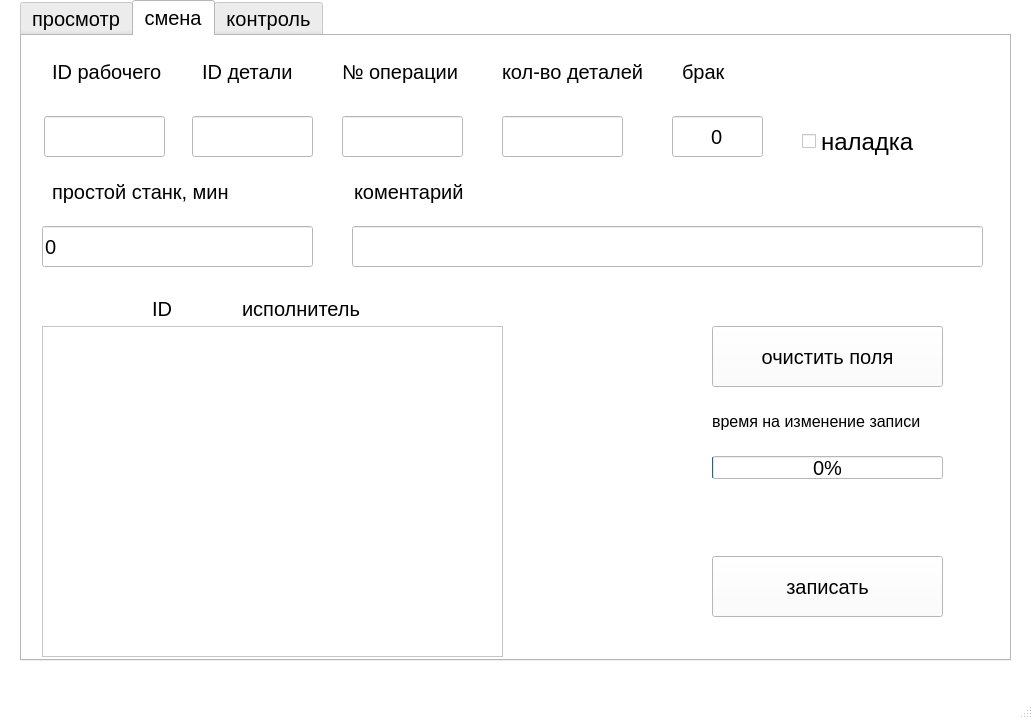
First picture: the form in цех2.ui, repository paldess/chep-v1, before the edit.
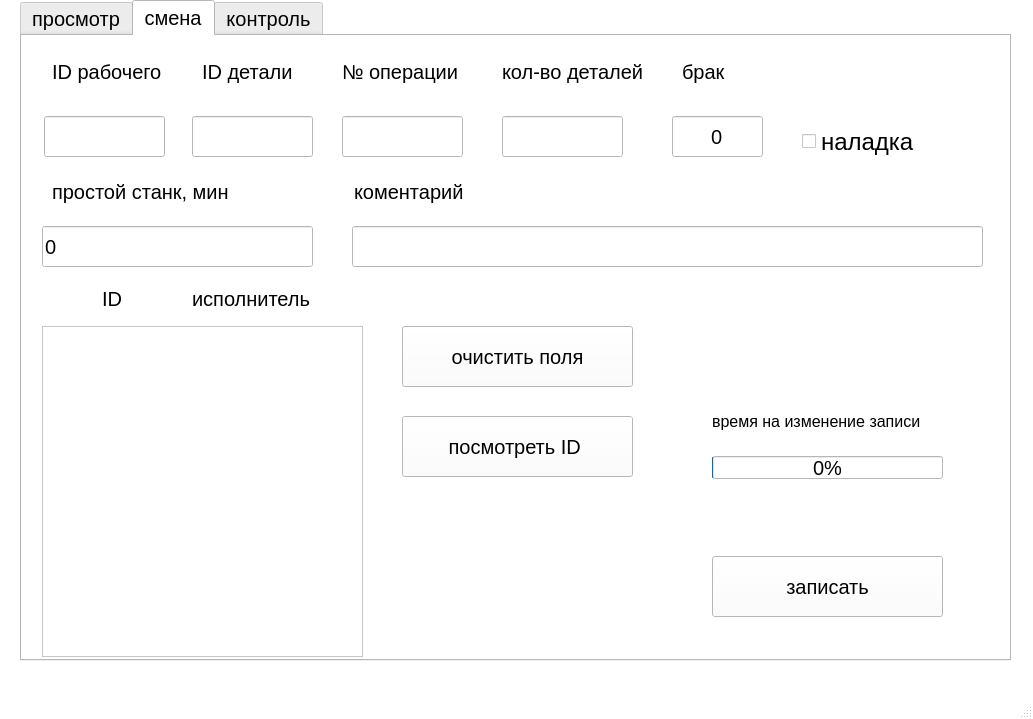
Second picture: the form after the edit. The open tabs and pages were chosen to show the change.

```diff
--- a/цех2.ui
+++ b/цех2.ui
@@ -809,7 +809,7 @@
        <rect>
         <x>20</x>
         <y>290</y>
-        <width>461</width>
+        <width>321</width>
         <height>331</height>
        </rect>
       </property>
@@ -820,8 +820,8 @@
      <widget class="QLabel" name="label_10">
       <property name="geometry">
        <rect>
-        <x>130</x>
-        <y>260</y>
+        <x>80</x>
+        <y>250</y>
         <width>81</width>
         <height>25</height>
        </rect>
@@ -833,8 +833,8 @@
      <widget class="QLabel" name="label_11">
       <property name="geometry">
        <rect>
-        <x>220</x>
-        <y>260</y>
+        <x>170</x>
+        <y>250</y>
         <width>121</width>
         <height>25</height>
        </rect>
@@ -899,7 +899,7 @@
      <widget class="QPushButton" name="pushButton">
       <property name="geometry">
        <rect>
-        <x>690</x>
+        <x>380</x>
         <y>290</y>
         <width>231</width>
         <height>61</height>
@@ -909,6 +909,19 @@
        <string>очистить поля</string>
       </property>
      </widget>
+     <widget class="QPushButton" name="view_id">
+      <property name="geometry">
+       <rect>
+        <x>380</x>
+        <y>380</y>
+        <width>231</width>
+        <height>61</height>
+       </rect>
+      </property>
+      <property name="text">
+       <string>посмотреть ID </string>
+      </property>
+     </widget>
     </widget>
     <widget class="QWidget" name="control">
      <attribute name="title">
```
Left out of the diff: 4 changed lines with no effect on the pictures.
